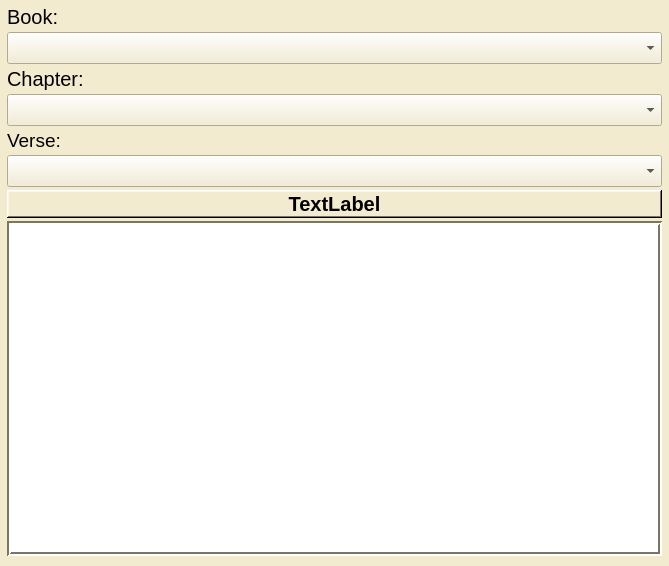
This is Terminal Bible.ui in RobertWestbrook/Terminal-Bible as Qt 5 draws it before an edit. The edited form follows.
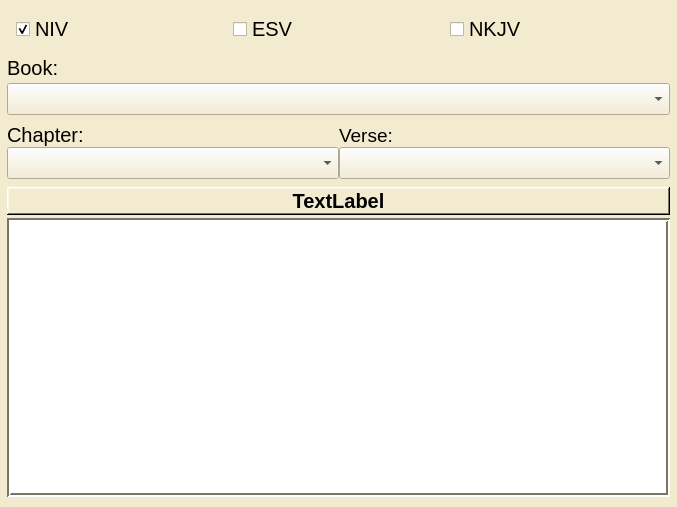
This is the edited form.

```diff
--- a/Terminal Bible.ui
+++ b/Terminal Bible.ui
@@ -9,8 +9,8 @@
    <rect>
     <x>0</x>
     <y>0</y>
-    <width>669</width>
-    <height>566</height>
+    <width>677</width>
+    <height>507</height>
    </rect>
   </property>
   <property name="minimumSize">
@@ -472,9 +472,6 @@
     <bool>false</bool>
    </property>
    <layout class="QHBoxLayout" name="horizontalLayout">
-    <property name="spacing">
-     <number>-1</number>
-    </property>
     <property name="leftMargin">
      <number>2</number>
     </property>
@@ -488,7 +485,7 @@
      <number>0</number>
     </property>
     <item>
-     <layout class="QGridLayout" name="gridLayout" rowstretch="0,0,0,0,0,1,0,0" columnstretch="0" rowminimumheight="0,0,0,0,0,0,0,0">
+     <layout class="QGridLayout" name="gridLayout" rowstretch="0,0,0,0,0,0,0,0,0,0,0,0,0,0,0" columnstretch="0">
       <property name="sizeConstraint">
        <enum>QLayout::SetNoConstraint</enum>
       </property>
@@ -507,106 +504,7 @@
       <property name="verticalSpacing">
        <number>3</number>
       </property>
-      <item row="3" column="0">
-       <widget class="QComboBox" name="comboChapter">
-        <property name="sizePolicy">
-         <sizepolicy hsizetype="Preferred" vsizetype="Fixed">
-          <horstretch>0</horstretch>
-          <verstretch>0</verstretch>
-         </sizepolicy>
-        </property>
-        <property name="font">
-         <font>
-          <pointsize>15</pointsize>
-         </font>
-        </property>
-       </widget>
-      </item>
-      <item row="0" column="0">
-       <widget class="QLabel" name="label_3">
-        <property name="sizePolicy">
-         <sizepolicy hsizetype="Preferred" vsizetype="Preferred">
-          <horstretch>0</horstretch>
-          <verstretch>0</verstretch>
-         </sizepolicy>
-        </property>
-        <property name="font">
-         <font>
-          <pointsize>15</pointsize>
-         </font>
-        </property>
-        <property name="text">
-         <string>Book:</string>
-        </property>
-       </widget>
-      </item>
-      <item row="4" column="0">
-       <widget class="QLabel" name="label">
-        <property name="sizePolicy">
-         <sizepolicy hsizetype="Preferred" vsizetype="Preferred">
-          <horstretch>0</horstretch>
-          <verstretch>0</verstretch>
-         </sizepolicy>
-        </property>
-        <property name="font">
-         <font>
-          <pointsize>14</pointsize>
-         </font>
-        </property>
-        <property name="text">
-         <string>Verse:</string>
-        </property>
-       </widget>
-      </item>
-      <item row="1" column="0">
-       <widget class="QComboBox" name="comboBook">
-        <property name="sizePolicy">
-         <sizepolicy hsizetype="Preferred" vsizetype="Fixed">
-          <horstretch>0</horstretch>
-          <verstretch>0</verstretch>
-         </sizepolicy>
-        </property>
-        <property name="font">
-         <font>
-          <pointsize>15</pointsize>
-         </font>
-        </property>
-       </widget>
-      </item>
-      <item row="2" column="0">
-       <widget class="QLabel" name="label_2">
-        <property name="sizePolicy">
-         <sizepolicy hsizetype="Preferred" vsizetype="Preferred">
-          <horstretch>0</horstretch>
-          <verstretch>0</verstretch>
-         </sizepolicy>
-        </property>
-        <property name="font">
-         <font>
-          <pointsize>15</pointsize>
-         </font>
-        </property>
-        <property name="text">
-         <string>Chapter:</string>
-        </property>
-       </widget>
-      </item>
-      <item row="5" column="0">
-       <widget class="QComboBox" name="comboVerse">
-        <property name="sizePolicy">
-         <sizepolicy hsizetype="Preferred" vsizetype="Fixed">
-          <horstretch>0</horstretch>
-          <verstretch>0</verstretch>
-         </sizepolicy>
-        </property>
-        <property name="font">
-         <font>
-          <pointsize>15</pointsize>
-         </font>
-        </property>
-       </widget>
-      </item>
-      <item row="6" column="0">
+      <item row="13" column="0">
        <widget class="QLabel" name="address">
         <property name="font">
          <font>
@@ -651,7 +549,7 @@
         </property>
        </widget>
       </item>
-      <item row="7" column="0">
+      <item row="14" column="0">
        <widget class="QTextBrowser" name="display">
         <property name="sizePolicy">
          <sizepolicy hsizetype="Expanding" vsizetype="Expanding">
@@ -673,11 +571,179 @@
         <property name="lineWidth">
          <number>2</number>
         </property>
+        <property name="verticalScrollBarPolicy">
+         <enum>Qt::ScrollBarAlwaysOff</enum>
+        </property>
         <property name="tabChangesFocus">
          <bool>false</bool>
         </property>
        </widget>
       </item>
+      <item row="5" column="0">
+       <widget class="QLabel" name="label_3">
+        <property name="sizePolicy">
+         <sizepolicy hsizetype="Preferred" vsizetype="Preferred">
+          <horstretch>0</horstretch>
+          <verstretch>0</verstretch>
+         </sizepolicy>
+        </property>
+        <property name="font">
+         <font>
+          <pointsize>15</pointsize>
+         </font>
+        </property>
+        <property name="text">
+         <string>Book:</string>
+        </property>
+       </widget>
+      </item>
+      <item row="7" column="0">
+       <widget class="QComboBox" name="comboBook">
+        <property name="sizePolicy">
+         <sizepolicy hsizetype="Preferred" vsizetype="Fixed">
+          <horstretch>0</horstretch>
+          <verstretch>0</verstretch>
+         </sizepolicy>
+        </property>
+        <property name="font">
+         <font>
+          <pointsize>15</pointsize>
+         </font>
+        </property>
+       </widget>
+      </item>
+      <item row="8" column="0">
+       <layout class="QGridLayout" name="gridLayout_2" columnminimumwidth="0,0">
+        <property name="topMargin">
+         <number>5</number>
+        </property>
+        <property name="bottomMargin">
+         <number>5</number>
+        </property>
+        <item row="1" column="0">
+         <widget class="QComboBox" name="comboChapter">
+          <property name="sizePolicy">
+           <sizepolicy hsizetype="Preferred" vsizetype="Fixed">
+            <horstretch>0</horstretch>
+            <verstretch>0</verstretch>
+           </sizepolicy>
+          </property>
+          <property name="font">
+           <font>
+            <pointsize>15</pointsize>
+           </font>
+          </property>
+         </widget>
+        </item>
+        <item row="0" column="0">
+         <widget class="QLabel" name="label_2">
+          <property name="sizePolicy">
+           <sizepolicy hsizetype="Preferred" vsizetype="Preferred">
+            <horstretch>0</horstretch>
+            <verstretch>0</verstretch>
+           </sizepolicy>
+          </property>
+          <property name="font">
+           <font>
+            <pointsize>15</pointsize>
+           </font>
+          </property>
+          <property name="text">
+           <string>Chapter:</string>
+          </property>
+         </widget>
+        </item>
+        <item row="0" column="1">
+         <widget class="QLabel" name="label">
+          <property name="sizePolicy">
+           <sizepolicy hsizetype="Preferred" vsizetype="Preferred">
+            <horstretch>0</horstretch>
+            <verstretch>0</verstretch>
+           </sizepolicy>
+          </property>
+          <property name="font">
+           <font>
+            <pointsize>14</pointsize>
+           </font>
+          </property>
+          <property name="text">
+           <string>Verse:</string>
+          </property>
+         </widget>
+        </item>
+        <item row="1" column="1">
+         <widget class="QComboBox" name="comboVerse">
+          <property name="sizePolicy">
+           <sizepolicy hsizetype="Preferred" vsizetype="Fixed">
+            <horstretch>0</horstretch>
+            <verstretch>0</verstretch>
+           </sizepolicy>
+          </property>
+          <property name="font">
+           <font>
+            <pointsize>15</pointsize>
+           </font>
+          </property>
+          <property name="minimumContentsLength">
+           <number>0</number>
+          </property>
+         </widget>
+        </item>
+       </layout>
+      </item>
+      <item row="3" column="0">
+       <widget class="QFrame" name="horizontalFrame">
+        <property name="sizePolicy">
+         <sizepolicy hsizetype="Preferred" vsizetype="Preferred">
+          <horstretch>0</horstretch>
+          <verstretch>0</verstretch>
+         </sizepolicy>
+        </property>
+        <property name="font">
+         <font>
+          <pointsize>15</pointsize>
+         </font>
+        </property>
+        <layout class="QHBoxLayout" name="horizontalLayout_2">
+         <item>
+          <widget class="QCheckBox" name="NIVbox">
+           <property name="enabled">
+            <bool>true</bool>
+           </property>
+           <property name="text">
+            <string>NIV</string>
+           </property>
+           <property name="checked">
+            <bool>true</bool>
+           </property>
+           <attribute name="buttonGroup">
+            <string notr="true">buttonGroup</string>
+           </attribute>
+          </widget>
+         </item>
+         <item>
+          <widget class="QCheckBox" name="ESVbox">
+           <property name="text">
+            <string>ESV</string>
+           </property>
+           <attribute name="buttonGroup">
+            <string notr="true">buttonGroup</string>
+           </attribute>
+          </widget>
+         </item>
+         <item>
+          <widget class="QCheckBox" name="NKJVbox">
+           <property name="text">
+            <string>NKJV</string>
+           </property>
+           <attribute name="buttonGroup">
+            <string notr="true">buttonGroup</string>
+           </attribute>
+          </widget>
+         </item>
+        </layout>
+       </widget>
+      </item>
      </layout>
     </item>
    </layout>
```
Left out of the diff: 7 changed lines with no effect on the pictures.
